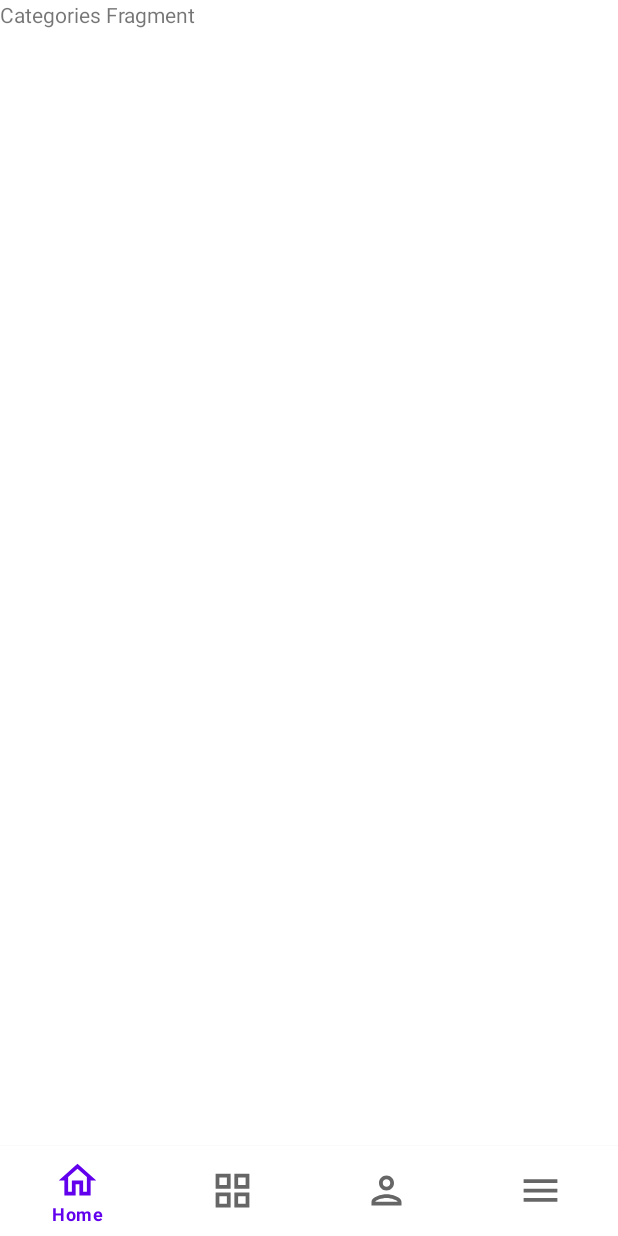
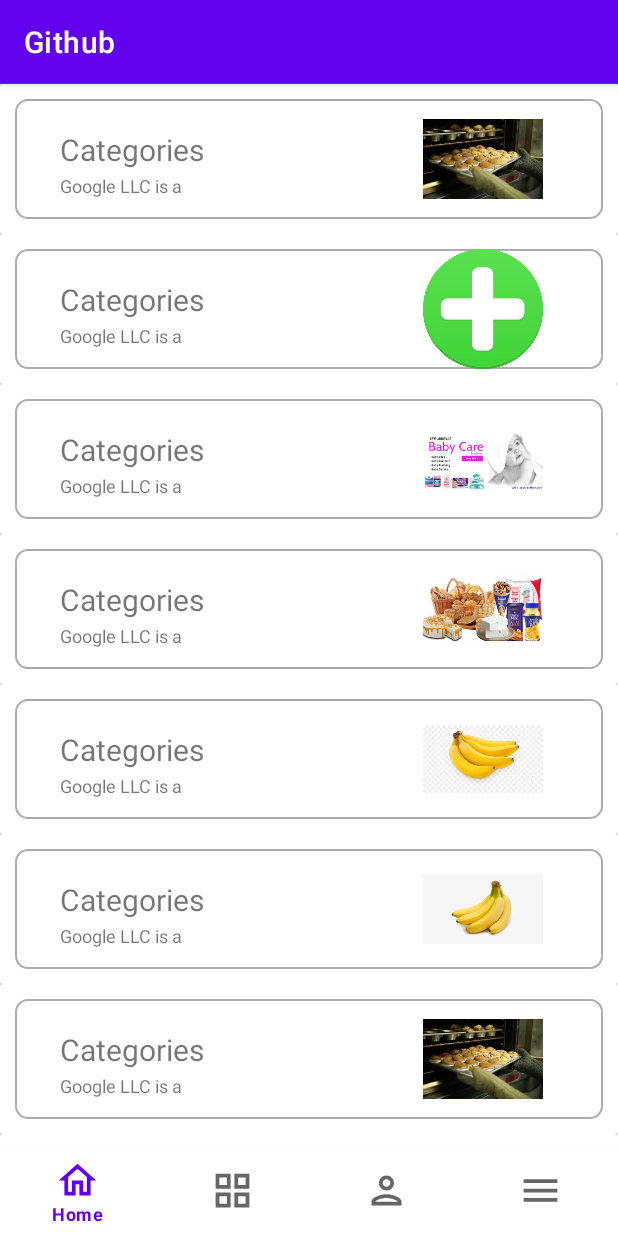
Before and after one commit to ritikaattri01/ApiProject, an Android app: the fragment CategoriesFragment placed in its activity, on a phone screen of 412 x 824 dp. Run offline under Robolectric (Android 15) with nearby library versions, the phone set to English and light mode, and no system bars.

Commit message:
Navigation Drawer, RecyclerView in BottomNavigation

```diff
--- a/app/build.gradle
+++ b/app/build.gradle
@@ -45,5 +45,6 @@ dependencies {
     androidTestImplementation 'androidx.test.ext:junit:1.1.4'
     androidTestImplementation 'androidx.test.espresso:espresso-core:3.5.0'
 
+
     implementation "androidx.activity:activity-ktx:1.5.1"
 }
--- a/app/src/main/java/com/app/apiproject/MainActivity2.kt
+++ b/app/src/main/java/com/app/apiproject/MainActivity2.kt
@@ -2,10 +2,8 @@ package com.app.apiproject
 
 import androidx.appcompat.app.AppCompatActivity
 import android.os.Bundle
-import android.provider.ContactsContract.Profile
 import androidx.fragment.app.Fragment
 import com.app.apiproject.databinding.ActivityMain2Binding
-import com.app.apiproject.databinding.ActivityMainBinding
 import com.app.apiproject.ui.CategoriesFragment
 import com.app.apiproject.ui.HomeFragment
 import com.app.apiproject.ui.MoreFragment
@@ -35,8 +33,8 @@ class MainActivity2 : AppCompatActivity() {
     private fun replaceFragment(fragment: Fragment){
 
         val fragmentManger = supportFragmentManager
-        val framentTransaction = fragmentManger.beginTransaction()
-        framentTransaction.replace(R.id.container, fragment)
-        framentTransaction.commit()
+        val fragmentTransaction = fragmentManger.beginTransaction()
+        fragmentTransaction.replace(R.id.container, fragment)
+        fragmentTransaction.commit()
     }
 }
--- a/app/src/main/java/com/app/apiproject/ui/CategoriesFragment.kt
+++ b/app/src/main/java/com/app/apiproject/ui/CategoriesFragment.kt
@@ -5,7 +5,11 @@ import androidx.fragment.app.Fragment
 import android.view.LayoutInflater
 import android.view.View
 import android.view.ViewGroup
+import androidx.recyclerview.widget.LinearLayoutManager
+import androidx.recyclerview.widget.RecyclerView
 import com.app.apiproject.R
+import com.app.apiproject.ui.adapter.FragmentAdapter
+import com.app.apiproject.ui.models.CategoriesModel
 
 // TODO: Rename parameter arguments, choose names that match
 // the fragment initialization parameters, e.g. ARG_ITEM_NUMBER
@@ -21,6 +25,14 @@ class CategoriesFragment : Fragment() {
     // TODO: Rename and change types of parameters
     private var param1: String? = null
     private var param2: String? = null
+
+    private lateinit var adapter: FragmentAdapter
+    private lateinit var recyclerView: RecyclerView
+    private lateinit var newArrayList: ArrayList<CategoriesModel>
+
+    lateinit var imageId : Array<Int>
+    lateinit var nameId : Array<String>
+    lateinit var descId : Array<String>
 
     override fun onCreate(savedInstanceState: Bundle?) {
         super.onCreate(savedInstanceState)
@@ -57,4 +69,65 @@ class CategoriesFragment : Fragment() {
                 }
             }
     }
+
+    override fun onViewCreated(view: View, savedInstanceState: Bundle?) {
+        super.onViewCreated(view, savedInstanceState)
+        data()
+        val layoutManager = LinearLayoutManager(context)
+        recyclerView = view.findViewById(R.id.fra_recyclerview)
+        recyclerView.layoutManager = layoutManager
+        recyclerView.setHasFixedSize(true)
+        adapter = FragmentAdapter(newArrayList)
+        recyclerView.adapter=  adapter
+    }
+
+    private fun data(){
+        newArrayList = arrayListOf<CategoriesModel>()
+
+        imageId = arrayOf(
+
+            R.drawable.bake,
+            R.drawable.addicon,
+            R.drawable.baby,
+            R.drawable.bakery,
+            R.drawable.banana,
+            R.drawable.bananapng,
+            R.drawable.bake,
+            R.drawable.img,
+            R.drawable.bake,
+            R.drawable.img,
+        )
+        nameId = arrayOf(
+
+            getString(R.string.str_Categories),
+            getString(R.string.str_Categories),
+            getString(R.string.str_Categories),
+            getString(R.string.str_Categories),
+            getString(R.string.str_Categories),
+            getString(R.string.str_Categories),
+            getString(R.string.str_Categories),
+            getString(R.string.str_Categories),
+            getString(R.string.str_Categories),
+            getString(R.string.str_Categories)
+        )
+
+        descId = arrayOf(
+
+            getString(R.string.google),
+            getString(R.string.google),
+            getString(R.string.google),
+            getString(R.string.google),
+            getString(R.string.google),
+            getString(R.string.google),
+            getString(R.string.google),
+            getString(R.string.google),
+            getString(R.string.google),
+            getString(R.string.google),
+        )
+        for (i in imageId.indices){
+            val categories = CategoriesModel(imageId[i],nameId[i],descId[i])
+            newArrayList.add(categories)
+        }
+
+    }
 }
--- a/app/src/main/java/com/app/apiproject/ui/activity/SplashActivity.kt
+++ b/app/src/main/java/com/app/apiproject/ui/activity/SplashActivity.kt
@@ -7,6 +7,7 @@ import androidx.appcompat.app.AppCompatActivity
 import androidx.lifecycle.lifecycleScope
 import com.app.apiproject.MainActivity2
 import com.app.apiproject.R
+import com.app.apiproject.ui.NavigationDrawerActivity
 import kotlinx.coroutines.delay
 import kotlinx.coroutines.launch
 
@@ -53,7 +54,7 @@ class SplashActivity : AppCompatActivity() {
     private fun navigateToMainActivity() {
         lifecycleScope.launch {
             delay(DELAY)
-            val i = Intent(applicationContext, MainActivity2::class.java)
+            val i = Intent(applicationContext, NavigationDrawerActivity::class.java)
             startActivity(i)
             finish()
          }
--- /dev/null
+++ b/app/src/main/java/com/app/apiproject/ui/adapter/FragmentAdapter.kt
@@ -0,0 +1,38 @@
+package com.app.apiproject.ui.adapter
+
+import android.view.LayoutInflater
+import android.view.View
+import android.view.ViewGroup
+import android.widget.ImageView
+import android.widget.TextView
+import androidx.recyclerview.widget.RecyclerView
+import com.app.apiproject.R
+import com.app.apiproject.ui.models.CategoriesModel
+
+class FragmentAdapter(private val categoryList : ArrayList<CategoriesModel>) :
+    RecyclerView.Adapter<FragmentAdapter.ViewHolder>() {
+
+    override fun onCreateViewHolder(parent: ViewGroup, viewType: Int): ViewHolder {
+        val view = LayoutInflater.from(parent.context).inflate(R.layout.fra_card_design,
+            parent, false)
+        return ViewHolder(view)
+    }
+
+    override fun onBindViewHolder(holder: ViewHolder, position: Int) {
+        val categories = categoryList[position]
+        holder.imageView.setImageResource(categories.img)
+        holder.textView.text = categories.name
+        holder.textDesc.text = categories.desc
+    }
+
+    override fun getItemCount(): Int {
+        return categoryList.size
+    }
+
+    class ViewHolder(ItemView: View) : RecyclerView.ViewHolder(ItemView) {
+        val imageView: ImageView = itemView.findViewById(R.id.fra_imageView)
+        val textView: TextView = itemView.findViewById(R.id.fra_textView)
+        val textDesc: TextView = itemView.findViewById(R.id.fra_textDesc)
+    }
+
+}
--- /dev/null
+++ b/app/src/main/java/com/app/apiproject/ui/models/CategoriesModel.kt
@@ -0,0 +1,7 @@
+package com.app.apiproject.ui.models
+
+data class CategoriesModel(
+    val img: Int,
+    val name: String,
+    val desc: String
+)
--- /dev/null
+++ b/app/src/main/res/layout/fra_card_design.xml
@@ -0,0 +1,49 @@
+<?xml version="1.0" encoding="utf-8"?>
+<androidx.cardview.widget.CardView
+    android:layout_width="match_parent"
+    android:layout_height="wrap_content"
+    xmlns:android="http://schemas.android.com/apk/res/android"
+    xmlns:app="http://schemas.android.com/apk/res-auto">
+
+    <androidx.constraintlayout.widget.ConstraintLayout
+        android:layout_width="match_parent"
+        android:layout_height="wrap_content"
+        android:orientation="horizontal"
+        android:background="@drawable/bg_edit_text"
+        android:layout_margin="@dimen/dimen_10dp">
+
+        <androidx.appcompat.widget.AppCompatImageView
+            android:id="@+id/fra_imageView"
+            android:layout_width="80dp"
+            android:layout_height="80dp"
+            android:src="@mipmap/ic_launcher"
+            android:layout_marginRight="@dimen/dimen_40dp"
+            app:layout_constraintTop_toTopOf="parent"
+            app:layout_constraintEnd_toEndOf="parent"/>
+
+        <androidx.appcompat.widget.AppCompatTextView
+            android:id="@+id/fra_textView"
+            android:layout_width="wrap_content"
+            android:layout_height="wrap_content"
+            android:text="@string/str_name"
+            android:textSize="@dimen/dimen_20dp"
+            app:layout_constraintStart_toStartOf="parent"
+            app:layout_constraintTop_toTopOf="parent"
+            android:layout_marginStart="@dimen/dimen_30dp"
+            android:layout_marginTop="@dimen/dimen_20dp"/>
+
+        <androidx.appcompat.widget.AppCompatTextView
+            android:id="@+id/fra_textDesc"
+            android:layout_width="wrap_content"
+            android:layout_height="wrap_content"
+            android:text="@string/str_reset_pass"
+            android:textSize="@dimen/dimen_12dp"
+            android:maxLength="15"
+            app:layout_constraintStart_toStartOf="parent"
+            android:layout_marginStart="@dimen/dimen_30dp"
+            android:layout_marginTop="@dimen/dimen_2dp"
+            app:layout_constraintTop_toBottomOf="@id/fra_textView"/>
+
+    </androidx.constraintlayout.widget.ConstraintLayout>
+
+</androidx.cardview.widget.CardView>
--- a/app/src/main/res/layout/fragment_categories.xml
+++ b/app/src/main/res/layout/fragment_categories.xml
@@ -5,10 +5,9 @@
     android:layout_height="match_parent"
     tools:context=".ui.CategoriesFragment">
 
-    <!-- TODO: Update blank fragment layout -->
-    <TextView
+    <androidx.recyclerview.widget.RecyclerView
+        android:id="@+id/fra_recyclerview"
         android:layout_width="match_parent"
         android:layout_height="match_parent"
-        android:text="Categories Fragment" />
-
+        tools:listitem="@layout/fra_card_design"/>
 </FrameLayout>
--- a/app/src/main/res/values-night/themes.xml
+++ b/app/src/main/res/values-night/themes.xml
@@ -1,6 +1,6 @@
 <resources xmlns:tools="http://schemas.android.com/tools">
     <!-- Base application theme. -->
-    <style name="Theme.ApiProject" parent="Theme.MaterialComponents.DayNight.NoActionBar">
+    <style name="Theme.ApiProject" parent="Theme.MaterialComponents.DayNight.DarkActionBar">
         <!-- Primary brand color. -->
         <item name="colorPrimary">@color/purple_200</item>
         <item name="colorPrimaryVariant">@color/purple_700</item>
--- a/app/src/main/res/values/themes.xml
+++ b/app/src/main/res/values/themes.xml
@@ -1,6 +1,6 @@
 <resources xmlns:tools="http://schemas.android.com/tools">
     <!-- Base application theme. -->
-    <style name="Theme.ApiProject" parent="Theme.MaterialComponents.DayNight.NoActionBar">
+    <style name="Theme.ApiProject" parent="Theme.MaterialComponents.DayNight.DarkActionBar">
         <!-- Primary brand color. -->
         <item name="colorPrimary">@color/purple_500</item>
         <item name="colorPrimaryVariant">@color/purple_700</item>
```
Also changed, not shown: app/src/main/AndroidManifest.xml (+7 -0 lines), app/src/main/java/com/app/apiproject/ui/NavigationDrawerActivity.kt (added, +32 -0 lines), app/src/main/res/layout/activity_navigation_drawer.xml (added, +29 -0 lines), app/src/main/res/menu/navi_drawer_menu.xml (added, +15 -0 lines), app/src/main/res/values/strings.xml (+6 -1 lines), app/src/main/res/drawable/addicon.png (added), app/src/main/res/drawable/baby.png (added), app/src/main/res/drawable/bakery.png (added), app/src/main/res/drawable/banana.png (added), app/src/main/res/drawable/bananapng.jpg (added).
